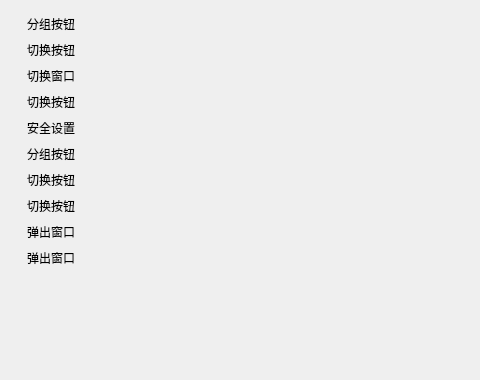
Qt form template-qt/gui/CentralWidget.ui (xtuer/template-app) before a commit; both pictures show x 0 to 480 and y 0 to 380 of the 799 by 628 pixel window.
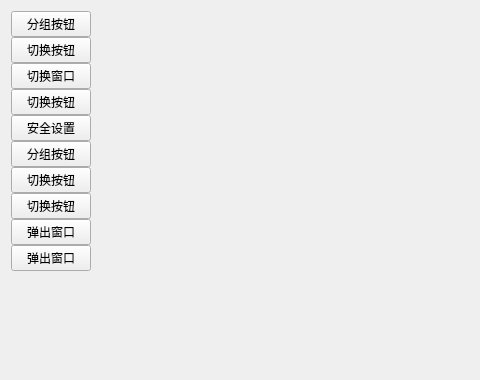
The same form after that commit.

Commit message: 代码中设置 QPushButton 的 flat 效果，不再从 ui 中设置

What changed in the file:
```diff
--- a/template-qt/gui/CentralWidget.ui
+++ b/template-qt/gui/CentralWidget.ui
@@ -44,7 +44,7 @@
          <string>分组按钮</string>
         </property>
         <property name="flat">
-         <bool>true</bool>
+         <bool>false</bool>
         </property>
         <property name="class" stdset="0">
          <string>GroupButton</string>
@@ -60,7 +60,7 @@
          <string>切换按钮</string>
         </property>
         <property name="flat">
-         <bool>true</bool>
+         <bool>false</bool>
         </property>
         <property name="class" stdset="0">
          <string>GroupItemButton</string>
@@ -76,7 +76,7 @@
          <string>切换窗口</string>
         </property>
         <property name="flat">
-         <bool>true</bool>
+         <bool>false</bool>
         </property>
         <property name="class" stdset="0">
          <string>GroupItemButton</string>
@@ -92,7 +92,7 @@
          <string>切换按钮</string>
         </property>
         <property name="flat">
-         <bool>true</bool>
+         <bool>false</bool>
         </property>
         <property name="class" stdset="0">
          <string>GroupItemButton</string>
@@ -108,7 +108,7 @@
          <string>安全设置</string>
         </property>
         <property name="flat">
-         <bool>true</bool>
+         <bool>false</bool>
         </property>
         <property name="class" stdset="0">
          <string>GroupItemButton</string>
@@ -124,7 +124,7 @@
          <string>分组按钮</string>
         </property>
         <property name="flat">
-         <bool>true</bool>
+         <bool>false</bool>
         </property>
         <property name="class" stdset="0">
          <string>GroupButton</string>
@@ -140,7 +140,7 @@
          <string>切换按钮</string>
         </property>
         <property name="flat">
-         <bool>true</bool>
+         <bool>false</bool>
         </property>
         <property name="class" stdset="0">
          <string>GroupItemButton</string>
@@ -156,7 +156,7 @@
          <string>切换按钮</string>
         </property>
         <property name="flat">
-         <bool>true</bool>
+         <bool>false</bool>
         </property>
         <property name="class" stdset="0">
          <string>GroupItemButton</string>
@@ -172,7 +172,7 @@
          <string>弹出窗口</string>
         </property>
         <property name="flat">
-         <bool>true</bool>
+         <bool>false</bool>
         </property>
         <property name="class" stdset="0">
          <string>GroupItemButton</string>
@@ -191,7 +191,7 @@
          <string>弹出窗口</string>
         </property>
         <property name="flat">
-         <bool>true</bool>
+         <bool>false</bool>
         </property>
         <property name="class" stdset="0">
          <string>GroupItemButton</string>
```
The commit also changes 1 other file.
